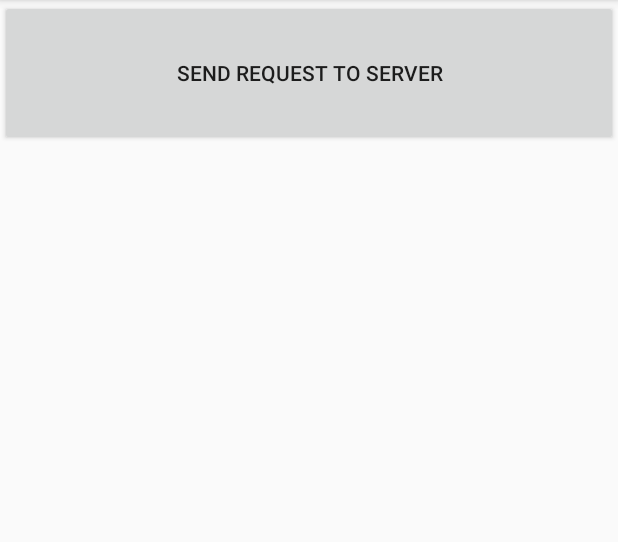
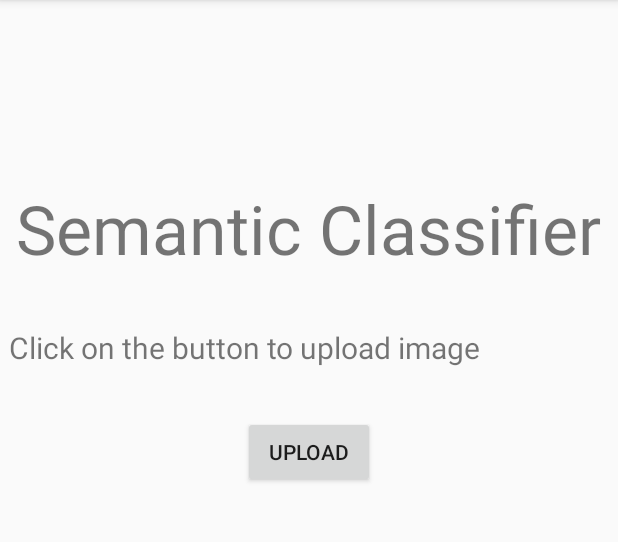
Before and after one commit to NathanFortyTwo/sopra-phone, an Android app built with Jetpack Compose: the screen it shows after launch (MainActivity), on a phone screen of 412 x 824 dp, the part 84-626 px from its top. Run offline under Robolectric (Android 15) with nearby library versions, the phone set to English and light mode, and no system bars.

Commit message:
add server AI

```diff
--- a/app/src/main/res/layout/activity_main.xml
+++ b/app/src/main/res/layout/activity_main.xml
@@ -1,12 +1,41 @@
 <?xml version="1.0" encoding="utf-8"?>
-<LinearLayout xmlns:android="http://schemas.android.com/apk/res/android"
+<LinearLayout
+    xmlns:android="http://schemas.android.com/apk/res/android"
     android:layout_width="match_parent"
-    android:layout_height="match_parent">
+    android:layout_height="match_parent"
+    android:orientation="vertical"
+    android:gravity="center">
+
+    <TextView
+        android:id="@+id/tvHeader"
+        android:layout_width="wrap_content"
+        android:layout_height="wrap_content"
+        android:layout_marginTop="0dp"
+        android:text="Semantic Classifier"
+        android:textSize="45sp" />
+
+    <TextView
+        android:id="@+id/tvMessage"
+        android:layout_width="400dp"
+        android:layout_height="wrap_content"
+        android:layout_marginTop="35dp"
+        android:text="Click on the button to upload image"
+        android:textSize="20sp" />
 
     <Button
         android:id="@+id/sendRequestButton"
-        android:layout_width="match_parent"
-        android:layout_height="97dp"
-        android:text="Send Request to Server" />
+        android:layout_width="wrap_content"
+        android:layout_height="wrap_content"
+        android:layout_marginTop="32dp"
+        android:paddingStart="16dp"
+        android:paddingEnd="16dp"
+        android:text="Upload" />
+
+    <ImageView
+        android:id="@+id/imageView"
+        android:layout_width="320dp"
+        android:layout_height="320dp"
+        android:layout_centerInParent="true"
+        android:scaleType="centerCrop" />
 
 </LinearLayout>
```
Also changed, not shown: app/src/main/java/com/example/rsed/MainActivity.kt (+28 -9 lines), app/src/main/assets/image_0.png (renamed from app/src/main/assets/logo_tsp.png), app/src/main/assets/image_1.png (added), app/src/main/assets/image_2.png (added), app/src/main/assets/image_3.png (added), 5 other files.
